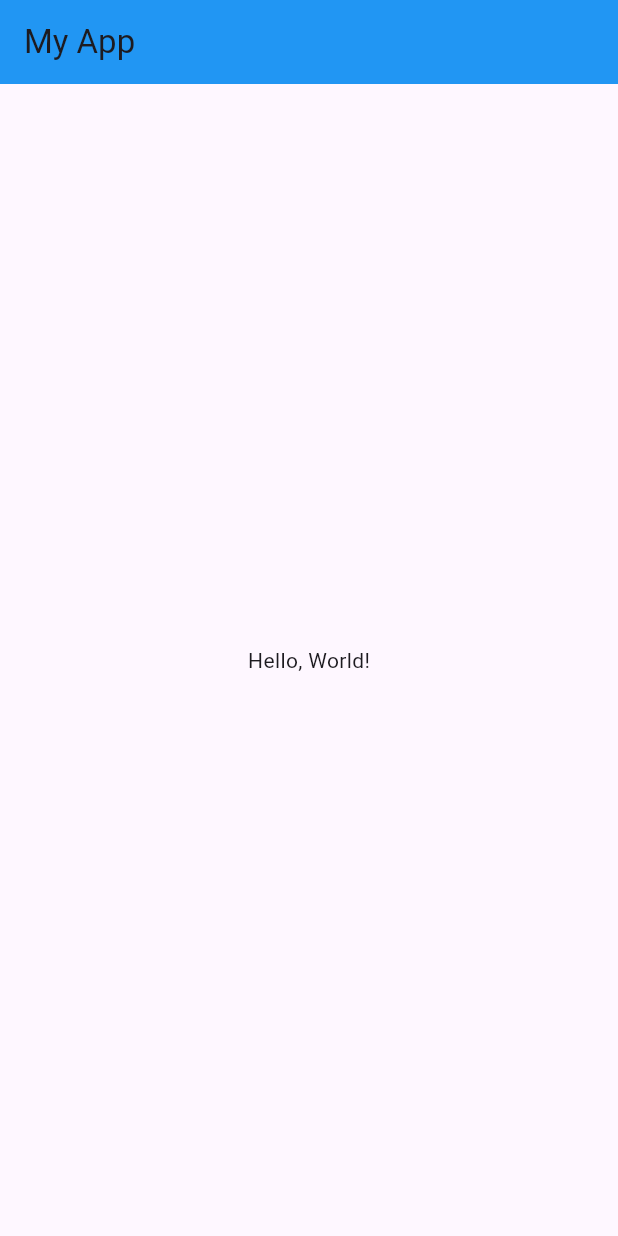
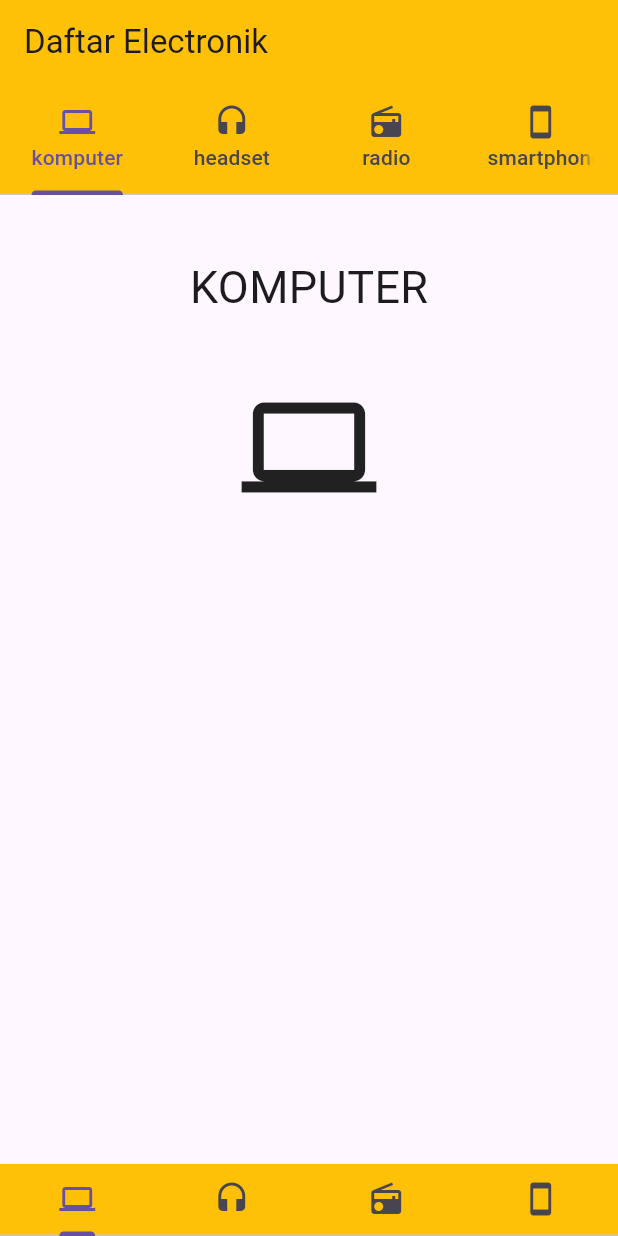
Before and after one commit to savyraaynyr/tabflutter, a Flutter app: the screen it shows after launch, on a phone screen of 412 x 824 dp. Run offline on Flutter 3.47's test engine with Material 3 defaults, Android fonts, the phone set to English and light mode, and no system bars.

Commit message:
first commit

```diff
--- /dev/null
+++ b/lib/hal_headset.dart
@@ -0,0 +1,19 @@
+import 'package:flutter/material.dart';
+
+class Headset extends StatelessWidget {
+  @override
+  Widget build(BuildContext context) {
+    return new Container(
+      child: new Center(
+        child: new Column(
+          children: <Widget>[
+            new Padding(padding: new EdgeInsets.all(20.0),),
+            new Text("HEADSET",style: new TextStyle(fontSize: 30.0),),
+            new Padding(padding: new EdgeInsets.all(20.0),),
+            new Icon(Icons.headset,size: 90.0,)
+          ],
+        ),
+      ),
+    );
+  }
+}
--- /dev/null
+++ b/lib/hal_komputer.dart
@@ -0,0 +1,19 @@
+import 'package:flutter/material.dart';
+
+class Komputer extends StatelessWidget {
+  @override
+  Widget build(BuildContext context) {
+    return new Container(
+      child: new Center(
+        child: new Column(
+          children: <Widget>[
+            new Padding(padding: new EdgeInsets.all(20.0),),
+            new Text("KOMPUTER",style: new TextStyle(fontSize: 30.0),),
+            new Padding(padding: new EdgeInsets.all(20.0),),
+            new Icon(Icons.computer,size: 90.0,)
+          ],
+        ),
+      ),
+    );
+  }
+}
--- /dev/null
+++ b/lib/hal_radio.dart
@@ -0,0 +1,19 @@
+import 'package:flutter/material.dart';
+
+class Radio extends StatelessWidget {
+  @override
+  Widget build(BuildContext context) {
+    return new Container(
+      child: new Center(
+        child: new Column(
+          children: <Widget>[
+            new Padding(padding: new EdgeInsets.all(20.0),),
+            new Text("RADIO",style: new TextStyle(fontSize: 30.0),),
+            new Padding(padding: new EdgeInsets.all(20.0),),
+            new Icon(Icons.radio,size: 90.0,)
+          ],
+        ),
+      ),
+    );
+  }
+}
--- /dev/null
+++ b/lib/hal_smartphone.dart
@@ -0,0 +1,19 @@
+import 'package:flutter/material.dart';
+
+class Smartphone extends StatelessWidget {
+  @override
+  Widget build(BuildContext context) {
+    return new Container(
+      child: new Center(
+        child: new Column(
+          children: <Widget>[
+            new Padding(padding: new EdgeInsets.all(20.0),),
+            new Text("SMARTPHONE",style: new TextStyle(fontSize: 30.0),),
+            new Padding(padding: new EdgeInsets.all(20.0),),
+            new Icon(Icons.smartphone,size: 90.0,)
+          ],
+        ),
+      ),
+    );
+  }
+}
--- a/lib/main.dart
+++ b/lib/main.dart
@@ -1,23 +1,78 @@
 import 'package:flutter/material.dart';
 
-void main() {
+import './hal_komputer.dart' as komputer;
+import './hal_radio.dart' as radio;
+import './hal_headset.dart' as headset;
+import './hal_smartphone.dart' as hp;
+
+void main(){
   runApp(
     MaterialApp(
-      home: MyApp(),
-    ), // MaterialApp
-  );
-}
+      title: "Tab Bar",
+      home: Home(),
+    ),
+    );
+  }
 
-class MyApp extends StatelessWidget {
+  class Home extends StatefulWidget {
+    const Home({super.key});
+    @override
+    State<Home> createState() => _MyWidgetState();
+  }
+
+  class _MyWidgetState extends State<Home> with SingleTickerProviderStateMixin {
+    late TabController controller;
+    @override
+
+  void initState() {
+    controller = TabController(vsync: this, length: 4);
+    super.initState();
+  }
+
   @override
+  void dispose() {
+    controller.dispose();
+    super.dispose();
+  }
+
   Widget build(BuildContext context) {
     return Scaffold(
       appBar: AppBar(
-        title: Text( 'My App'),
-        backgroundColor: Colors.blue,
+          backgroundColor: Colors.amber,
+          title: Text('Daftar Electronik'),
+          bottom: TabBar(
+            controller: controller,
+            tabs: <Widget>[
+              Tab(icon: Icon(Icons.computer),text:"komputer",),
+              Tab(icon: Icon(Icons.headset),text:"headset",),
+              Tab(icon: Icon(Icons.radio),text:"radio",),
+              Tab(icon: Icon(Icons.smartphone),text:"smartphone",),
+            ],
+          ),
+        ),
+
+      body: TabBarView(
+
+        controller: controller,
+        children: <Widget>[
+          komputer.Komputer(),
+          headset.Headset(),
+          radio.Radio(),
+          hp.Smartphone()
+        ],
       ),
-      body: Center(
-        child: Text( 'Hello, World!'),
+
+      bottomNavigationBar: new Material(
+        color: Colors.amber,
+        child:new TabBar(
+          controller: controller,
+          tabs: <Widget>[
+            new Tab(icon:new Icon(Icons.computer),),
+            new Tab(icon:new Icon(Icons.headset),),
+            new Tab(icon:new Icon(Icons.radio),),
+            new Tab(icon:new Icon(Icons.smartphone),),
+          ],
+        ),
       ),
     );
   }
```
